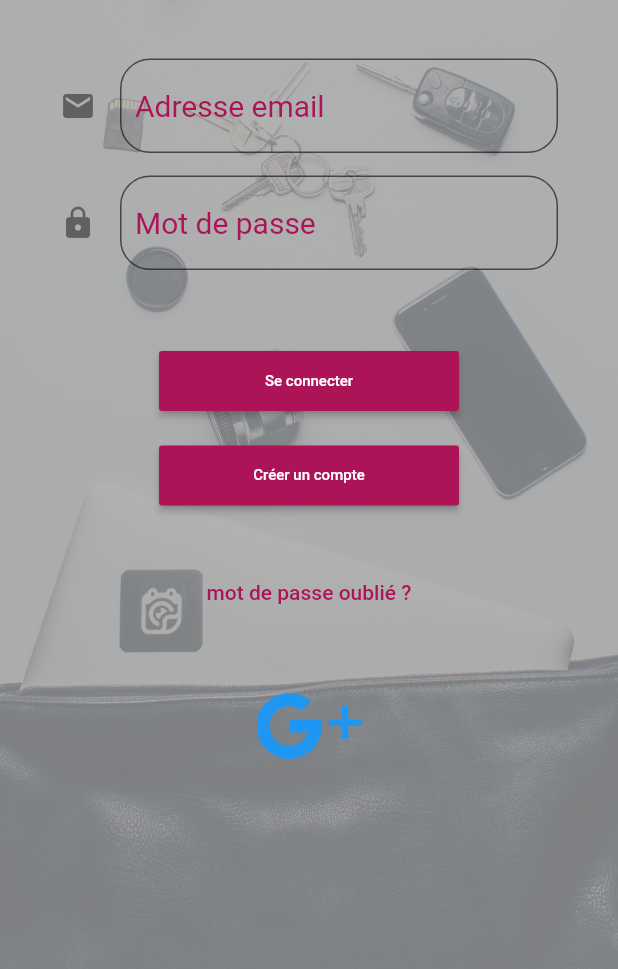
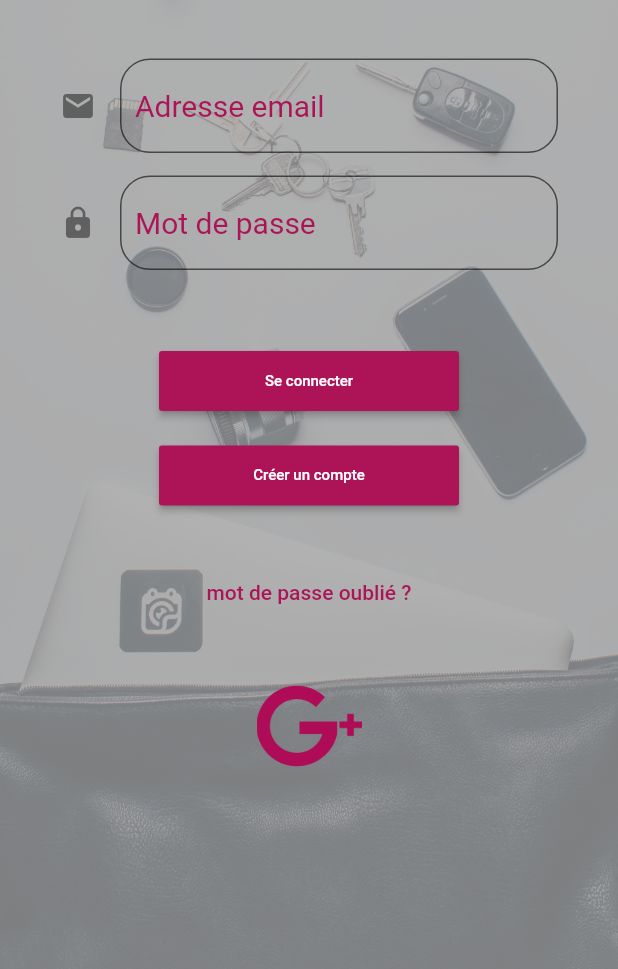
Before and after one commit to Raymond69/Scanner, a Flutter app: the screen it shows after launch, on a phone screen of 412 x 824 dp, the part 267-1236 px from its top. Run offline on Flutter 3.47's test engine with Material 2 defaults, Android fonts, the light colour scheme and no system bars; our stand-ins replace camera, firebase_auth, firebase_storage, google_sign_in; missing offline and left inert: async_loader; accounts and stored records are empty.

Commit message:
changement couleur

```diff
--- a/flutter_test_app/lib/main.dart
+++ b/flutter_test_app/lib/main.dart
@@ -21,7 +21,7 @@ class MyApp extends StatelessWidget {
     return new MaterialApp(
       title: 'Flutter Demo',
       theme: new ThemeData(
-        primarySwatch: Colors.blue,
+        primarySwatch: Colors.pink,
       ),
       home: new Login(cameras: cameras),
       routes: <String, WidgetBuilder>{
```
Also changed, not shown: flutter_test_app/assets/icons/album.png, flutter_test_app/assets/icons/camera.png, flutter_test_app/assets/icons/delete.png, flutter_test_app/assets/icons/google.png, flutter_test_app/assets/icons/profile.png, flutter_test_app/assets/icons/send.png.
